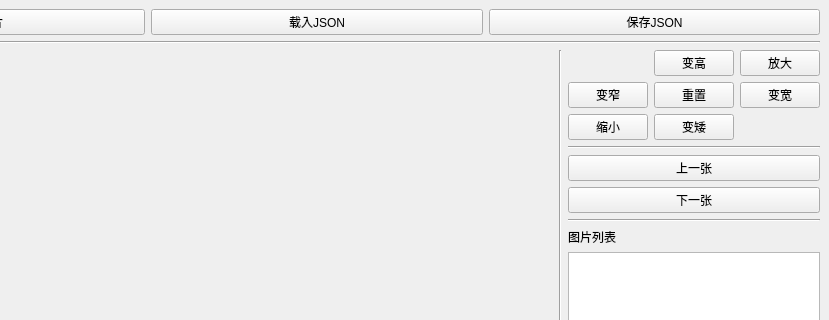
Above: ui.ui from zylo117/FuckLabel before the change; both pictures show x 195 to 1024 and y 0 to 320 of the 1024 by 696 pixel window. Below: the same form after it.
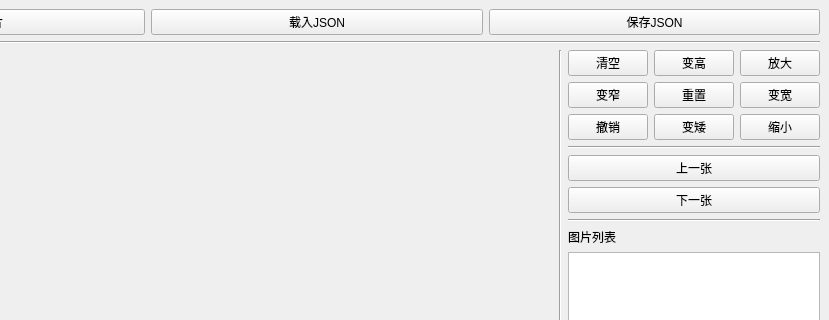
That is the form after the change.

The edit to the form file:
```diff
--- a/ui.ui
+++ b/ui.ui
@@ -103,13 +103,27 @@
               </property>
              </widget>
             </item>
-            <item row="2" column="0">
+            <item row="2" column="2">
              <widget class="QPushButton" name="zoomout">
               <property name="text">
                <string>缩小</string>
               </property>
              </widget>
             </item>
+            <item row="0" column="0">
+             <widget class="QPushButton" name="empty">
+              <property name="text">
+               <string>清空</string>
+              </property>
+             </widget>
+            </item>
+            <item row="2" column="0">
+             <widget class="QPushButton" name="undo">
+              <property name="text">
+               <string>撤销</string>
+              </property>
+             </widget>
+            </item>
            </layout>
           </item>
           <item>
@@ -159,7 +173,7 @@
     <item row="0" column="0">
      <layout class="QGridLayout" name="gridLayout">
       <item row="0" column="2">
-       <widget class="QPushButton" name="loadJSON">
+       <widget class="QPushButton" name="saveJSON">
         <property name="text">
          <string>保存JSON</string>
         </property>
@@ -173,7 +187,7 @@
        </widget>
       </item>
       <item row="0" column="1">
-       <widget class="QPushButton" name="saveJSON">
+       <widget class="QPushButton" name="loadJSON">
         <property name="text">
          <string>载入JSON</string>
         </property>
```
